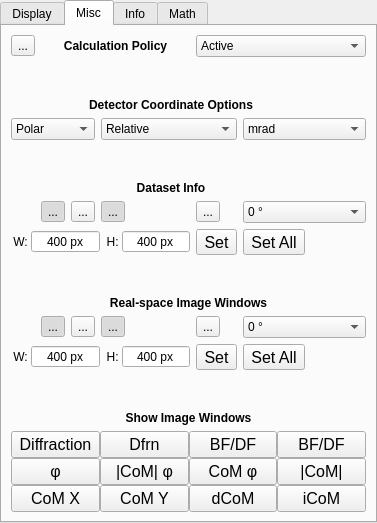
bryandesser/pyQuant4D, file gui/SettingsPanelForm.ui: the form before one commit.
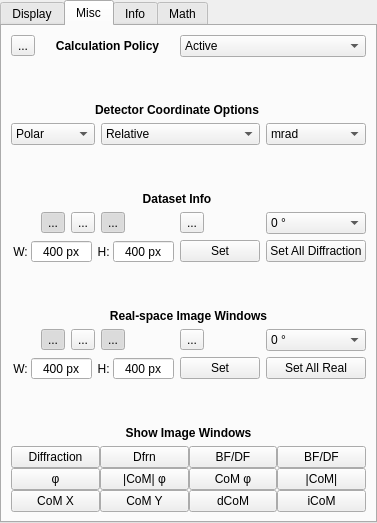
The form after the commit. The open tabs and pages were chosen to show the change. Icons and pictures are not drawn. Custom widgets are drawn as their Qt base class.

What changed in the file:
```diff
--- a/gui/SettingsPanelForm.ui
+++ b/gui/SettingsPanelForm.ui
@@ -422,10 +422,231 @@
       </layout>
      </widget>
      <widget class="QWidget" name="MiscTab">
+      <property name="autoFillBackground">
+       <bool>false</bool>
+      </property>
       <attribute name="title">
        <string>Misc</string>
       </attribute>
-      <layout class="QGridLayout" name="gridLayout_3">
+      <layout class="QGridLayout" name="_2">
+       <item row="0" column="1" colspan="4">
+        <widget class="QLabel" name="CalcPolicyLabel">
+         <property name="font">
+          <font>
+           <weight>75</weight>
+           <bold>true</bold>
+          </font>
+         </property>
+         <property name="text">
+          <string>Calculation Policy</string>
+         </property>
+         <property name="alignment">
+          <set>Qt::AlignCenter</set>
+         </property>
+        </widget>
+       </item>
+       <item row="5" column="0" colspan="5">
+        <layout class="QHBoxLayout" name="DiffractionWindowHGrid">
+         <property name="spacing">
+          <number>0</number>
+         </property>
+         <item>
+          <widget class="QLabel" name="WdwWDfrnLabel">
+           <property name="maximumSize">
+            <size>
+             <width>20</width>
+             <height>16777215</height>
+            </size>
+           </property>
+           <property name="text">
+            <string>W: </string>
+           </property>
+           <property name="alignment">
+            <set>Qt::AlignRight|Qt::AlignTrailing|Qt::AlignVCenter</set>
+           </property>
+          </widget>
+         </item>
+         <item>
+          <widget class="QSpinBox" name="WdwWDfrn">
+           <property name="alignment">
+            <set>Qt::AlignCenter</set>
+           </property>
+           <property name="buttonSymbols">
+            <enum>QAbstractSpinBox::NoButtons</enum>
+           </property>
+           <property name="suffix">
+            <string> px</string>
+           </property>
+           <property name="minimum">
+            <number>1</number>
+           </property>
+           <property name="maximum">
+            <number>10000</number>
+           </property>
+           <property name="value">
+            <number>400</number>
+           </property>
+          </widget>
+         </item>
+         <item>
+          <widget class="QLabel" name="WdwHDfrnLabel">
+           <property name="maximumSize">
+            <size>
+             <width>22</width>
+             <height>16777215</height>
+            </size>
+           </property>
+           <property name="text">
+            <string> H: </string>
+           </property>
+           <property name="alignment">
+            <set>Qt::AlignRight|Qt::AlignTrailing|Qt::AlignVCenter</set>
+           </property>
+          </widget>
+         </item>
+         <item>
+          <widget class="QSpinBox" name="WdwHDfrn">
+           <property name="alignment">
+            <set>Qt::AlignCenter</set>
+           </property>
+           <property name="buttonSymbols">
+            <enum>QAbstractSpinBox::NoButtons</enum>
+           </property>
+           <property name="suffix">
+            <string> px</string>
+           </property>
+           <property name="minimum">
+            <number>1</number>
+           </property>
+           <property name="maximum">
+            <number>10000</number>
+           </property>
+           <property name="value">
+            <number>400</number>
+           </property>
+          </widget>
+         </item>
+        </layout>
+       </item>
+       <item row="2" column="3" colspan="3">
+        <widget class="QComboBox" name="DCPos">
+         <item>
+          <property name="text">
+           <string>Relative</string>
+          </property>
+         </item>
+         <item>
+          <property name="text">
+           <string>Absolute</string>
+          </property>
+         </item>
+        </widget>
+       </item>
+       <item row="7" column="2">
+        <widget class="QToolButton" name="RvsXReal">
+         <property name="text">
+          <string>...</string>
+         </property>
+         <property name="icon">
+          <iconset>
+           <normaloff>icons/axis-x.png</normaloff>icons/axis-x.png</iconset>
+         </property>
+         <property name="checkable">
+          <bool>true</bool>
+         </property>
+         <property name="checked">
+          <bool>false</bool>
+         </property>
+        </widget>
+       </item>
+       <item row="7" column="3">
+        <widget class="QToolButton" name="RvsYReal">
+         <property name="text">
+          <string>...</string>
+         </property>
+         <property name="icon">
+          <iconset>
+           <normaloff>icons/axis-y.png</normaloff>icons/axis-y.png</iconset>
+         </property>
+         <property name="checkable">
+          <bool>true</bool>
+         </property>
+         <property name="checked">
+          <bool>true</bool>
+         </property>
+        </widget>
+       </item>
+       <item row="4" column="6" colspan="2">
+        <widget class="QComboBox" name="RotDfrn">
+         <item>
+          <property name="text">
+           <string>0 °</string>
+          </property>
+         </item>
+         <item>
+          <property name="text">
+           <string>90 °</string>
+          </property>
+         </item>
+         <item>
+          <property name="text">
+           <string>180 °</string>
+          </property>
+         </item>
+         <item>
+          <property name="text">
+           <string>-90 °</string>
+          </property>
+         </item>
+        </widget>
+       </item>
+       <item row="0" column="5" colspan="3">
+        <widget class="QComboBox" name="CalcPolicy">
+         <item>
+          <property name="text">
+           <string>Active</string>
+          </property>
+         </item>
+         <item>
+          <property name="text">
+           <string>Reduced</string>
+          </property>
+         </item>
+         <item>
+          <property name="text">
+           <string>Passive</string>
+          </property>
+         </item>
+        </widget>
+       </item>
+       <item row="2" column="0" colspan="3">
+        <widget class="QComboBox" name="DCSys">
+         <item>
+          <property name="text">
+           <string>Polar</string>
+          </property>
+         </item>
+         <item>
+          <property name="text">
+           <string>Cartesian</string>
+          </property>
+         </item>
+        </widget>
+       </item>
+       <item row="4" column="2">
+        <widget class="QToolButton" name="RvsXDfrn">
+         <property name="text">
+          <string>...</string>
+         </property>
+         <property name="icon">
+          <iconset>
+           <normaloff>icons/axis-x.png</normaloff>icons/axis-x.png</iconset>
+         </property>
+         <property name="checkable">
+          <bool>true</bool>
+         </property>
+        </widget>
+       </item>
        <item row="6" column="0" colspan="8">
         <widget class="QLabel" name="RealSpaceWindowPanel">
          <property name="font">
@@ -442,17 +663,52 @@
          </property>
         </widget>
        </item>
-       <item row="0" column="0">
-        <widget class="QToolButton" name="LiveUpdateImageIcon">
+       <item row="10" column="0" colspan="8">
+        <widget class="QLabel" name="ShowImageWindowsPanel">
+         <property name="font">
+          <font>
+           <weight>75</weight>
+           <bold>true</bold>
+          </font>
+         </property>
          <property name="text">
-          <string>...</string>
+          <string>Show Image Windows</string>
          </property>
-         <property name="icon">
-          <iconset>
-           <normaloff>icons/refresh.png</normaloff>icons/refresh.png</iconset>
+         <property name="alignment">
+          <set>Qt::AlignBottom|Qt::AlignHCenter</set>
          </property>
         </widget>
        </item>
+       <item row="3" column="1" colspan="6">
+        <widget class="QLabel" name="DatasetInfoPanel">
+         <property name="font">
+          <font>
+           <weight>75</weight>
+           <bold>true</bold>
+          </font>
+         </property>
+         <property name="text">
+          <string>Dataset Info</string>
+         </property>
+         <property name="alignment">
+          <set>Qt::AlignBottom|Qt::AlignHCenter</set>
+         </property>
+        </widget>
+       </item>
+       <item row="2" column="6" colspan="2">
+        <widget class="QComboBox" name="DCUnit">
+         <item>
+          <property name="text">
+           <string>mrad</string>
+          </property>
+         </item>
+         <item>
+          <property name="text">
+           <string>pixel</string>
+          </property>
+         </item>
+        </widget>
+       </item>
        <item row="11" column="0" colspan="8">
         <layout class="QGridLayout" name="ShowImageWindowsGrid">
          <property name="spacing">
@@ -460,16 +716,8 @@
          </property>
          <item row="0" column="0">
           <widget class="QPushButton" name="ShowDfrnWdw">
-           <property name="minimumSize">
-            <size>
-             <width>59</width>
-             <height>24</height>
-            </size>
-           </property>
-           <property name="font">
-            <font>
-             <pointsize>12</pointsize>
-            </font>
+           <property name="accessibleName">
+            <string>Dfrn</string>
            </property>
            <property name="text">
             <string>Diffraction</string>
@@ -478,16 +726,8 @@
          </item>
          <item row="0" column="3">
           <widget class="QPushButton" name="ShowRealMaskWdw_2">
-           <property name="minimumSize">
-            <size>
-             <width>59</width>
-             <height>24</height>
-            </size>
-           </property>
-           <property name="font">
-            <font>
-             <pointsize>12</pointsize>
-            </font>
+           <property name="accessibleName">
+            <string>RealMask</string>
            </property>
            <property name="text">
             <string>BF/DF</string>
@@ -500,16 +740,8 @@
          </item>
          <item row="1" column="0">
           <widget class="QPushButton" name="ShowColorWheelWdw_2">
-           <property name="minimumSize">
-            <size>
-             <width>59</width>
-             <height>24</height>
-            </size>
-           </property>
-           <property name="font">
-            <font>
-             <pointsize>12</pointsize>
-            </font>
+           <property name="accessibleName">
+            <string>ColorWheel</string>
            </property>
            <property name="text">
             <string>φ</string>
@@ -522,16 +754,8 @@
          </item>
          <item row="0" column="1">
           <widget class="QPushButton" name="ShowDfrnMaskWdw_2">
-           <property name="minimumSize">
-            <size>
-             <width>59</width>
-             <height>24</height>
-            </size>
-           </property>
-           <property name="font">
-            <font>
-             <pointsize>12</pointsize>
-            </font>
+           <property name="accessibleName">
+            <string>DfrnMask</string>
            </property>
            <property name="text">
             <string>Dfrn</string>
@@ -544,16 +768,8 @@
          </item>
          <item row="1" column="3">
           <widget class="QPushButton" name="ShowCoMMagWdw">
-           <property name="minimumSize">
-            <size>
-             <width>59</width>
-             <height>24</height>
-            </size>
-           </property>
-           <property name="font">
-            <font>
-             <pointsize>12</pointsize>
-            </font>
+           <property name="accessibleName">
+            <string>CoMMag</string>
            </property>
            <property name="text">
             <string>|CoM|</string>
@@ -562,16 +778,8 @@
          </item>
          <item row="1" column="2">
           <widget class="QPushButton" name="ShowCoMPhWdw">
-           <property name="minimumSize">
-            <size>
-             <width>59</width>
-             <height>24</height>
-            </size>
-           </property>
-           <property name="font">
-            <font>
-             <pointsize>12</pointsize>
-            </font>
+           <property name="accessibleName">
+            <string>CoMPh</string>
            </property>
            <property name="text">
             <string>CoM φ</string>
@@ -580,16 +788,8 @@
          </item>
          <item row="1" column="1">
           <widget class="QPushButton" name="ShowCoMPhMagWdw">
-           <property name="minimumSize">
-            <size>
-             <width>59</width>
-             <height>24</height>
-            </size>
-           </property>
-           <property name="font">
-            <font>
-             <pointsize>12</pointsize>
-            </font>
+           <property name="accessibleName">
+            <string>CoMPhMag</string>
            </property>
            <property name="text">
             <string>|CoM| φ</string>
@@ -598,16 +798,8 @@
          </item>
          <item row="0" column="2">
           <widget class="QPushButton" name="ShowRealWdw">
-           <property name="minimumSize">
-            <size>
-             <width>59</width>
-             <height>24</height>
-            </size>
-           </property>
-           <property name="font">
-            <font>
-             <pointsize>12</pointsize>
-            </font>
+           <property name="accessibleName">
+            <string>Real</string>
            </property>
            <property name="text">
             <string>BF/DF</string>
@@ -616,16 +808,8 @@
          </item>
          <item row="2" column="0">
           <widget class="QPushButton" name="ShowCoMXWdw">
-           <property name="minimumSize">
-            <size>
-             <width>59</width>
-             <height>24</height>
-            </size>
-           </property>
-           <property name="font">
-            <font>
-             <pointsize>12</pointsize>
-            </font>
+           <property name="accessibleName">
+            <string>CoMX</string>
            </property>
            <property name="text">
             <string>CoM X</string>
@@ -634,16 +818,8 @@
          </item>
          <item row="2" column="1">
           <widget class="QPushButton" name="ShowCoMYWdw">
-           <property name="minimumSize">
-            <size>
-             <width>59</width>
-             <height>24</height>
-            </size>
-           </property>
-           <property name="font">
-            <font>
-             <pointsize>12</pointsize>
-            </font>
+           <property name="accessibleName">
+            <string>CoMY</string>
            </property>
            <property name="text">
             <string>CoM Y</string>
@@ -652,16 +828,8 @@
          </item>
          <item row="2" column="2">
           <widget class="QPushButton" name="ShowdCoMWdw">
-           <property name="minimumSize">
-            <size>
-             <width>59</width>
-             <height>24</height>
-            </size>
-           </property>
-           <property name="font">
-            <font>
-             <pointsize>12</pointsize>
-            </font>
+           <property name="accessibleName">
+            <string>dCoM</string>
            </property>
            <property name="text">
             <string>dCoM</string>
@@ -670,16 +838,8 @@
          </item>
          <item row="2" column="3">
           <widget class="QPushButton" name="ShowiCoMWdw">
-           <property name="minimumSize">
-            <size>
-             <width>59</width>
-             <height>24</height>
-            </size>
-           </property>
-           <property name="font">
-            <font>
-             <pointsize>12</pointsize>
-            </font>
+           <property name="accessibleName">
+            <string>iCoM</string>
            </property>
            <property name="text">
             <string>iCoM</string>
@@ -688,18 +848,21 @@
          </item>
         </layout>
        </item>
-       <item row="2" column="0" colspan="3">
-        <widget class="QComboBox" name="DCSys">
-         <item>
-          <property name="text">
-           <string>Polar</string>
-          </property>
-         </item>
-         <item>
-          <property name="text">
-           <string>Cartesian</string>
-          </property>
-         </item>
+       <item row="4" column="3">
+        <widget class="QToolButton" name="RvsYDfrn">
+         <property name="text">
+          <string>...</string>
+         </property>
+         <property name="icon">
+          <iconset>
+           <normaloff>icons/axis-y.png</normaloff>icons/axis-y.png</iconset>
+         </property>
+         <property name="checkable">
+          <bool>true</bool>
+         </property>
+         <property name="checked">
+          <bool>true</bool>
+         </property>
         </widget>
        </item>
        <item row="9" column="0" colspan="5">
@@ -785,22 +948,6 @@
          </item>
         </layout>
        </item>
-       <item row="10" column="0" colspan="8">
-        <widget class="QLabel" name="ShowImageWindowsPanel">
-         <property name="font">
-          <font>
-           <weight>75</weight>
-           <bold>true</bold>
-          </font>
-         </property>
-         <property name="text">
-          <string>Show Image Windows</string>
-         </property>
-         <property name="alignment">
-          <set>Qt::AlignBottom|Qt::AlignHCenter</set>
-         </property>
-        </widget>
-       </item>
        <item row="7" column="5">
         <widget class="QToolButton" name="RotRealIcon">
          <property name="text">
@@ -812,45 +959,15 @@
          </property>
         </widget>
        </item>
-       <item row="0" column="5" colspan="3">
-        <widget class="QComboBox" name="CalcPolicy">
-         <item>
-          <property name="text">
-           <string>Active</string>
-          </property>
-         </item>
-         <item>
-          <property name="text">
-           <string>Reduced</string>
-          </property>
-         </item>
-         <item>
-          <property name="text">
-           <string>Passive</string>
-          </property>
-         </item>
-        </widget>
-       </item>
-       <item row="9" column="5">
-        <widget class="QToolButton" name="WdwSetReal">
-         <property name="minimumSize">
-          <size>
-           <width>23</width>
-           <height>0</height>
-          </size>
-         </property>
-         <property name="font">
-          <font>
-           <pointsize>12</pointsize>
-          </font>
-         </property>
+       <item row="4" column="5">
+        <widget class="QToolButton" name="RotDfrnIcon">
          <property name="text">
-          <string>Set</string>
+          <string>...</string>
          </property>
         </widget>
        </item>
-       <item row="4" column="2">
-        <widget class="QToolButton" name="RvsXDfrn">
+       <item row="4" column="1">
+        <widget class="QToolButton" name="ShowDfrnAxes">
          <property name="text">
           <string>...</string>
          </property>
@@ -861,6 +978,9 @@
          <property name="checkable">
           <bool>true</bool>
          </property>
+         <property name="checked">
+          <bool>true</bool>
+         </property>
         </widget>
        </item>
        <item row="7" column="6" colspan="2">
@@ -887,154 +1007,6 @@
          </item>
         </widget>
        </item>
-       <item row="4" column="6" colspan="2">
-        <widget class="QComboBox" name="RotDfrn">
-         <item>
-          <property name="text">
-           <string>0 °</string>
-          </property>
-         </item>
-         <item>
-          <property name="text">
-           <string>90 °</string>
-          </property>
-         </item>
-         <item>
-          <property name="text">
-           <string>180 °</string>
-          </property>
-         </item>
-         <item>
-          <property name="text">
-           <string>-90 °</string>
-          </property>
-         </item>
-        </widget>
-       </item>
-       <item row="7" column="1">
-        <widget class="QToolButton" name="ShowRealAxes">
-         <property name="text">
-          <string>...</string>
-         </property>
-         <property name="icon">
-          <iconset>
-           <normaloff>icons/axes.png</normaloff>icons/axes.png</iconset>
-         </property>
-         <property name="checkable">
-          <bool>true</bool>
-         </property>
-         <property name="checked">
-          <bool>true</bool>
-         </property>
-        </widget>
-       </item>
-       <item row="5" column="5">
-        <widget class="QToolButton" name="WdwSetDfrn">
-         <property name="font">
-          <font>
-           <pointsize>12</pointsize>
-          </font>
-         </property>
-         <property name="text">
-          <string>Set</string>
-         </property>
-        </widget>
-       </item>
-       <item row="5" column="0" colspan="5">
-        <layout class="QHBoxLayout" name="DiffractionWindowHGrid">
-         <property name="spacing">
-          <number>0</number>
-         </property>
-         <item>
-          <widget class="QLabel" name="WdwWDfrnLabel">
-           <property name="maximumSize">
-            <size>
-             <width>20</width>
-             <height>16777215</height>
-            </size>
-           </property>
-           <property name="text">
-            <string>W: </string>
-           </property>
-           <property name="alignment">
-            <set>Qt::AlignRight|Qt::AlignTrailing|Qt::AlignVCenter</set>
-           </property>
-          </widget>
-         </item>
-         <item>
-          <widget class="QSpinBox" name="WdwWDfrn">
-           <property name="alignment">
-            <set>Qt::AlignCenter</set>
-           </property>
-           <property name="buttonSymbols">
-            <enum>QAbstractSpinBox::NoButtons</enum>
-           </property>
-           <property name="suffix">
-            <string> px</string>
-           </property>
-           <property name="minimum">
-            <number>1</number>
-           </property>
-           <property name="maximum">
-            <number>10000</number>
-           </property>
-           <property name="value">
-            <number>400</number>
-           </property>
-          </widget>
-         </item>
-         <item>
-          <widget class="QLabel" name="WdwHDfrnLabel">
-           <property name="maximumSize">
-            <size>
-             <width>22</width>
-             <height>16777215</height>
-            </size>
-           </property>
-           <property name="text">
-            <string> H: </string>
-           </property>
-           <property name="alignment">
-            <set>Qt::AlignRight|Qt::AlignTrailing|Qt::AlignVCenter</set>
-           </property>
-          </widget>
-         </item>
-         <item>
-          <widget class="QSpinBox" name="WdwHDfrn">
-           <property name="alignment">
-            <set>Qt::AlignCenter</set>
-           </property>
-           <property name="buttonSymbols">
-            <enum>QAbstractSpinBox::NoButtons</enum>
-           </property>
-           <property name="suffix">
-            <string> px</string>
-           </property>
-           <property name="minimum">
-            <number>1</number>
-           </property>
-           <property name="maximum">
-            <number>10000</number>
-           </property>
-           <property name="value">
-            <number>400</number>
-           </property>
-          </widget>
-         </item>
-        </layout>
-       </item>
-       <item row="5" column="6" colspan="2">
-        <widget class="QToolButton" name="WdwSetAllDfrn">
-         <property name="font">
-          <font>
-           <pointsize>12</pointsize>
-          </font>
-         </property>
-         <property name="text">
-          <string>Set All</string>
-         </property>
-        </widget>
-       </item>
        <item row="1" column="1" colspan="6">
         <widget class="QLabel" name="DetectorCoordinatePanel">
          <property name="font">
@@ -1051,116 +1023,8 @@
          </property>
         </widget>
        </item>
-       <item row="7" column="2">
-        <widget class="QToolButton" name="RvsXReal">
-         <property name="text">
-          <string>...</string>
-         </property>
-         <property name="icon">
-          <iconset>
-           <normaloff>icons/axis-x.png</normaloff>icons/axis-x.png</iconset>
-         </property>
-         <property name="checkable">
-          <bool>true</bool>
-         </property>
-         <property name="checked">
-          <bool>false</bool>
-         </property>
-        </widget>
-       </item>
-       <item row="4" column="5">
-        <widget class="QToolButton" name="RotDfrnIcon">
-         <property name="text">
-          <string>...</string>
-         </property>
-         <property name="icon">
-          <iconset>
-           <normaloff>icons/right_rotate.png</normaloff>icons/right_rotate.png</iconset>
-         </property>
-        </widget>
-       </item>
-       <item row="3" column="1" colspan="6">
-        <widget class="QLabel" name="DatasetInfoPanel">
-         <property name="font">
-          <font>
-           <weight>75</weight>
-           <bold>true</bold>
-          </font>
-         </property>
-         <property name="text">
-          <string>Dataset Info</string>
-         </property>
-         <property name="alignment">
-          <set>Qt::AlignBottom|Qt::AlignHCenter</set>
-         </property>
-        </widget>
-       </item>
-       <item row="4" column="3">
-        <widget class="QToolButton" name="RvsYDfrn">
-         <property name="text">
-          <string>...</string>
-         </property>
-         <property name="icon">
-          <iconset>
-           <normaloff>icons/axis-y.png</normaloff>icons/axis-y.png</iconset>
-         </property>
-         <property name="checkable">
-          <bool>true</bool>
-         </property>
-         <property name="checked">
-          <bool>true</bool>
-         </property>
-        </widget>
-       </item>
-       <item row="2" column="3" colspan="3">
-        <widget class="QComboBox" name="DCPos">
-         <item>
-          <property name="text">
-           <string>Relative</string>
-          </property>
-         </item>
-         <item>
-          <property name="text">
-           <string>Absolute</string>
-          </property>
-         </item>
-        </widget>
-       </item>
-       <item row="7" column="3">
-        <widget class="QToolButton" name="RvsYReal">
-         <property name="text">
-          <string>...</string>
-         </property>
-         <property name="icon">
-          <iconset>
-           <normaloff>icons/axis-y.png</normaloff>icons/axis-y.png</iconset>
-         </property>
-         <property name="checkable">
-          <bool>true</bool>
-         </property>
-         <property name="checked">
-          <bool>true</bool>
-         </property>
-        </widget>
-       </item>
-       <item row="0" column="1" colspan="4">
-        <widget class="QLabel" name="CalcPolicyLabel">
-         <property name="font">
-          <font>
-           <weight>75</weight>
-           <bold>true</bold>
-          </font>
-         </property>
-         <property name="text">
-          <string>Calculation Policy</string>
-         </property>
-         <property name="alignment">
-          <set>Qt::AlignCenter</set>
-         </property>
-        </widget>
-       </item>
-       <item row="4" column="1">
-        <widget class="QToolButton" name="ShowDfrnAxes">
+       <item row="7" column="1">
+        <widget class="QToolButton" name="ShowRealAxes">
          <property name="text">
           <string>...</string>
          </property>
@@ -1176,29 +1040,48 @@
          </property>
         </widget>
        </item>
-       <item row="2" column="6" colspan="2">
-        <widget class="QComboBox" name="DCUnit">
-         <item>
-          <property name="text">
-           <string>mrad</string>
-          </property>
-         </item>
-         <item>
-          <property name="text">
-           <string>pixel</string>
-          </property>
-         </item>
+       <item row="0" column="0">
+        <widget class="QToolButton" name="LiveUpdateImageIcon">
+         <property name="text">
+          <string>...</string>
+         </property>
+         <property name="icon">
+          <iconset>
+           <normaloff>icons/refresh.png</normaloff>icons/refresh.png</iconset>
+         </property>
+        </widget>
+       </item>
+       <item row="5" column="6" colspan="2">
+        <widget class="QPushButton" name="WdwSetAllDfrn">
+         <property name="text">
+          <string>Set All Diffraction</string>
+         </property>
+        </widget>
+       </item>
+       <item row="5" column="5">
+        <widget class="QPushButton" name="WdwSetDfrn">
+         <property name="text">
+          <string>Set</string>
+         </property>
         </widget>
        </item>
        <item row="9" column="6" colspan="2">
-        <widget class="QToolButton" name="WdwSetAllReal">
-         <property name="font">
-          <font>
-           <pointsize>12</pointsize>
-          </font>
+        <widget class="QPushButton" name="WdwSetAllReal">
+         <property name="text">
+          <string>Set All Real</string>
          </property>
+        </widget>
+       </item>
+       <item row="9" column="5">
+        <widget class="QPushButton" name="WdwSetReal">
+         <property name="minimumSize">
+          <size>
+           <width>23</width>
+           <height>0</height>
+          </size>
+         </property>
          <property name="text">
-          <string>Set All</string>
+          <string>Set</string>
          </property>
         </widget>
        </item>
```
Left out of the diff: 347 changed lines with no effect on the pictures.
